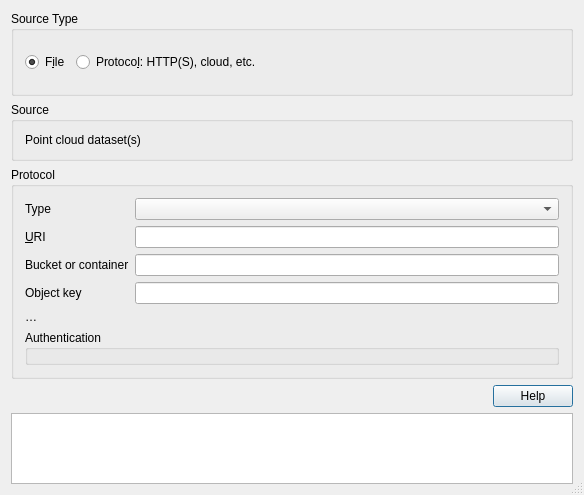
Before: the Qt Designer form src/ui/pointcloud/qgspointcloudsourceselectbase.ui in qgis/QGIS, drawn with Qt 5.
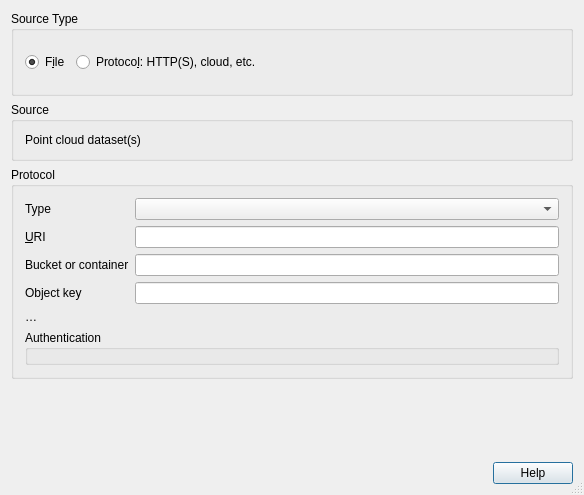
After: the same form once the commit is applied. Icons and pictures are not drawn. Custom widgets are drawn as their Qt base class.

Patch:
```diff
--- a/src/ui/pointcloud/qgspointcloudsourceselectbase.ui
+++ b/src/ui/pointcloud/qgspointcloudsourceselectbase.ui
@@ -228,9 +228,6 @@
      </layout>
     </widget>
    </item>
-   <item row="5" column="0">
-    <widget class="QPlainTextEdit" name="plainTextEdit"/>
-   </item>
   </layout>
  </widget>
  <layoutdefault spacing="6" margin="11"/>
```
